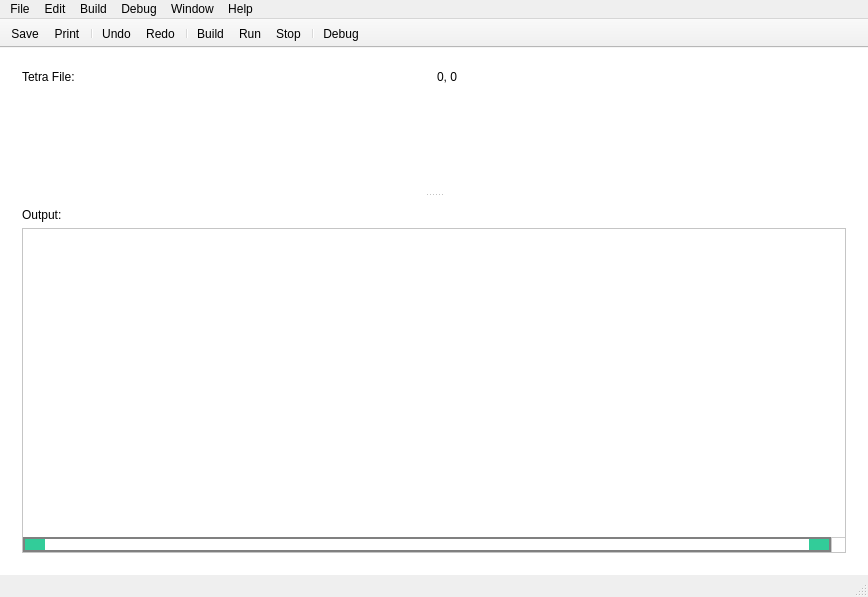
Above: gui/mainwindow.ui from IanFinlayson/tetra before the change. Below: the same form after it.
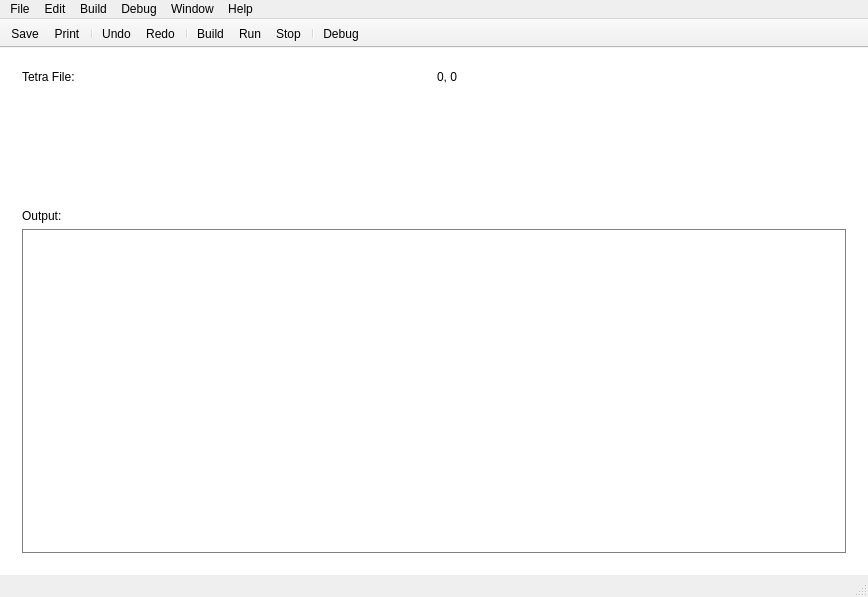
That is the form after the change. Icons and pictures are not drawn. Custom widgets are drawn as their Qt base class.

Commit message: Editor highlights error lines and returns main value

What changed in the file:
```diff
--- a/gui/mainwindow.ui
+++ b/gui/mainwindow.ui
@@ -14,31 +14,7 @@
    <string>MainWindow</string>
   </property>
   <property name="styleSheet">
-   <string notr="true">QScrollBar:horizontal  {
-    border: 2px solid grey;
-    background: #32CC99;
-    height: 15px;
-    margin: 0px 20px 0 20px;
-}
-QScrollBar::handle:horizontal  {
-    background: white;
-    min-width: 20px;
-}
-QScrollBar::add-line:horizontal  {
-    border: 2px solid grey;
-    background: #32CC99;
-    width: 20px;
-    subcontrol-position: right;
-    subcontrol-origin: margin;
-}
- 
-QScrollBar::sub-line:horizontal  {
-    border: 2px solid grey;
-    background: #32CC99;
-    width: 20px;
-    subcontrol-position: left;
-    subcontrol-origin: margin;
-}</string>
+   <string notr="true"/>
   </property>
   <widget class="QWidget" name="centralWidget">
    <property name="styleSheet">
@@ -47,10 +23,15 @@
    <layout class="QVBoxLayout" name="verticalLayout_2">
     <item>
      <widget class="QSplitter" name="splitter">
+      <property name="styleSheet">
+       <string notr="true">QSplitter::handle{
+	background-color: white;
+}</string>
+      </property>
       <property name="orientation">
        <enum>Qt::Vertical</enum>
       </property>
-      <widget class="QWidget" name="">
+      <widget class="QWidget" name="layoutWidget">
        <layout class="QGridLayout" name="gridLayout">
         <item row="0" column="0">
          <widget class="QLabel" name="tetraFileLabel">
@@ -93,47 +74,15 @@
            <enum>Qt::DefaultContextMenu</enum>
           </property>
           <property name="styleSheet">
-           <string notr="true">  QScrollBar:vertical {
-      border: 2px solid grey;
-      background: #32CC99;
-      width: 15px;
-      margin: 22px 0 22px 0;
-  }
-  QScrollBar::handle:vertical {
-      background: white;
-      min-height: 20px;
-  }
-  QScrollBar::add-line:vertical {
-      border: 2px solid grey;
-      background: #32CC99;
-      height: 20px;
-      subcontrol-position: bottom;
-      subcontrol-origin: margin;
-  }
-
-  QScrollBar::sub-line:vertical {
-      border: 2px solid grey;
-      background: #32CC99;
-      height: 20px;
-      subcontrol-position: top;
-      subcontrol-origin: margin;
-  }
-  QScrollBar::up-arrow:vertical, QScrollBar::down-arrow:vertical {
-      border: 2px solid grey;
-      width: 3px;
-      height: 3px;
-      background: white;
-  }
-
-  QScrollBar::add-page:vertical, QScrollBar::sub-page:vertical {
-      background: none;
-  }</string>
+           <string notr="true">Editor{
+border: 1px solid grey
+}</string>
           </property>
          </widget>
         </item>
        </layout>
       </widget>
-      <widget class="QWidget" name="">
+      <widget class="QWidget" name="layoutWidget">
        <layout class="QVBoxLayout" name="verticalLayout">
         <item>
          <widget class="QLabel" name="outputLabel">
@@ -154,20 +103,18 @@
            <bool>false</bool>
           </property>
           <property name="styleSheet">
-           <string notr="true">QScrollBar { border: none; }
-QScrollBar::sub-page:horizontal { background-color: red; }
-QScrollBar::add-page:horizontal { background-color: green; }
-QScrollBar::sub-page:vertical   { background-color: blue; }
-QScrollBar::add-page:vertical   { background-color: yellow; }</string>
+           <string notr="true">QTextEdit{
+border: 1px solid grey;
+}</string>
           </property>
           <property name="frameShadow">
            <enum>QFrame::Plain</enum>
           </property>
           <property name="verticalScrollBarPolicy">
-           <enum>Qt::ScrollBarAlwaysOn</enum>
+           <enum>Qt::ScrollBarAsNeeded</enum>
           </property>
           <property name="horizontalScrollBarPolicy">
-           <enum>Qt::ScrollBarAlwaysOn</enum>
+           <enum>Qt::ScrollBarAsNeeded</enum>
           </property>
           <property name="sizeAdjustPolicy">
            <enum>QAbstractScrollArea::AdjustToContentsOnFirstShow</enum>
```
Left out of the diff: 9 changed lines with no effect on the pictures. The commit also changes 8 other files.
